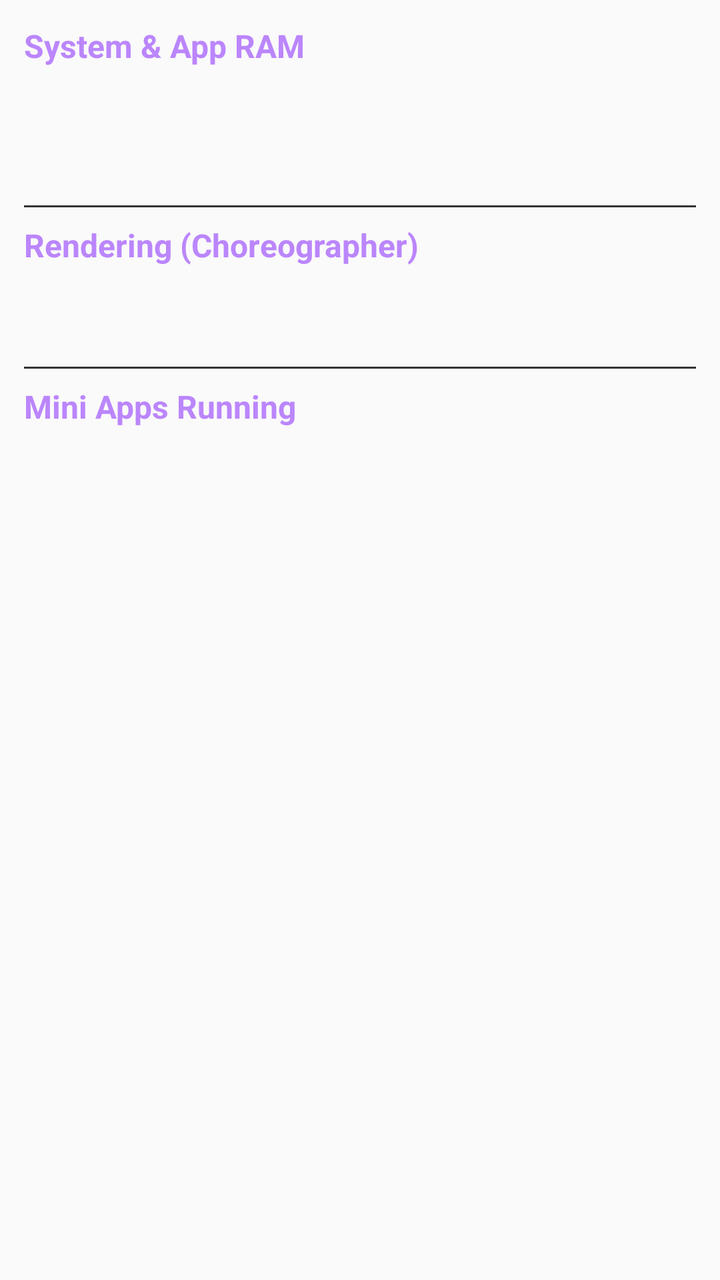
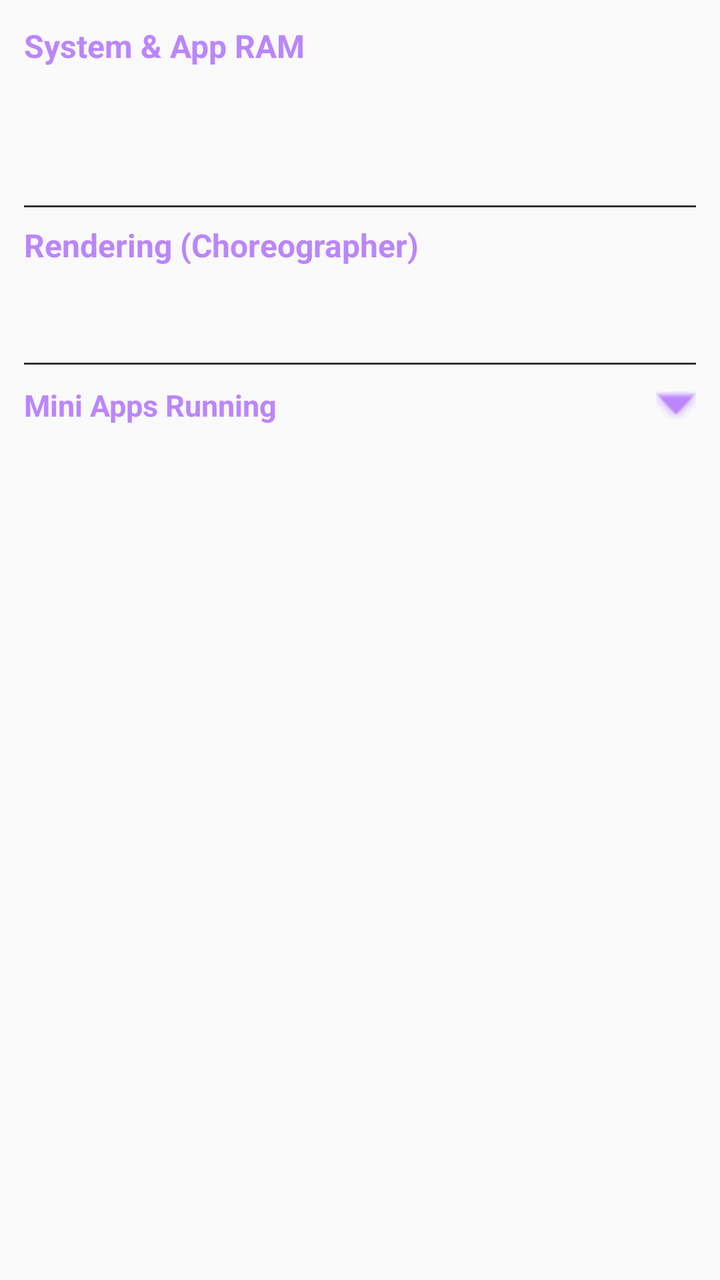

Two renders of the same Android screen: before a commit and after it. Below are the layout's source before the change and the commit's diff.
<!-- AndroidManifest.xml: application theme Theme.LiteReader -->
<!-- res/layout/page_resources_tracker.xml -->
<?xml version="1.0" encoding="utf-8"?>
<LinearLayout xmlns:android="http://schemas.android.com/apk/res/android"
    android:layout_width="match_parent"
    android:layout_height="wrap_content"
    android:orientation="vertical"
    android:padding="12dp">

    <TextView
        android:layout_width="wrap_content"
        android:layout_height="wrap_content"
        android:text="System &amp; App RAM"
        android:textColor="#BB86FC"
        android:textStyle="bold"
        android:textSize="16sp" />

    <TextView
        android:id="@+id/tv_ram_total"
        android:layout_width="wrap_content"
        android:layout_height="wrap_content"
        android:textColor="#FFFFFF"
        android:layout_marginTop="4dp" />

    <TextView
        android:id="@+id/tv_ram_free"
        android:layout_width="wrap_content"
        android:layout_height="wrap_content"
        android:textColor="#FFFFFF" />

    <TextView
        android:id="@+id/tv_ram_app"
        android:layout_width="wrap_content"
        android:layout_height="wrap_content"
        android:textColor="#FFFFFF" />

    <View
        android:layout_width="match_parent"
        android:layout_height="1dp"
        android:background="#333333"
        android:layout_marginVertical="8dp"/>

    <TextView
        android:layout_width="wrap_content"
        android:layout_height="wrap_content"
        android:text="Rendering (Choreographer)"
        android:textColor="#BB86FC"
        android:textStyle="bold"
        android:textSize="16sp" />

    <TextView
        android:id="@+id/tv_fps"
        android:layout_width="wrap_content"
        android:layout_height="wrap_content"
        android:textColor="#03DAC6"
        android:textStyle="bold"
        android:layout_marginTop="4dp" />

    <TextView
        android:id="@+id/tv_total_frames"
        android:layout_width="wrap_content"
        android:layout_height="wrap_content"
        android:textColor="#FFFFFF" />

    <View
        android:layout_width="match_parent"
        android:layout_height="1dp"
        android:background="#333333"
        android:layout_marginVertical="8dp"/>

    <TextView
        android:layout_width="wrap_content"
        android:layout_height="wrap_content"
        android:text="Mini Apps Running"
        android:textColor="#BB86FC"
        android:textStyle="bold"
        android:textSize="16sp" />

    <androidx.recyclerview.widget.RecyclerView
        android:id="@+id/rv_mini_apps"
        android:layout_width="match_parent"
        android:layout_height="wrap_content"
        android:nestedScrollingEnabled="false"
        android:layout_marginTop="4dp" />

</LinearLayout>
<!-- resources referenced by this layout -->
<resources>
  <style name="Theme.LiteReader" parent="android:Theme.Material.Light.NoActionBar" />
</resources>

<!-- the commit's change to res/layout/page_resources_tracker.xml (unified diff, before → after) -->
@@ -64,21 +64,44 @@
         android:layout_width="match_parent"
         android:layout_height="1dp"
         android:background="#333333"
-        android:layout_marginVertical="8dp"/>
+        android:layout_marginVertical="6dp"/>
 
-    <TextView
-        android:layout_width="wrap_content"
+    <LinearLayout
+        android:id="@+id/ll_mini_apps_header"
+        android:layout_width="match_parent"
         android:layout_height="wrap_content"
-        android:text="Mini Apps Running"
-        android:textColor="#BB86FC"
-        android:textStyle="bold"
-        android:textSize="16sp" />
+        android:orientation="horizontal"
+        android:gravity="center_vertical"
+        android:clickable="true"
+        android:focusable="true"
+        android:background="?android:attr/selectableItemBackground"
+        android:paddingVertical="4dp">
+
+        <TextView
+            android:id="@+id/tv_mini_apps_title"
+            android:layout_width="0dp"
+            android:layout_height="wrap_content"
+            android:layout_weight="1"
+            android:text="Mini Apps Running"
+            android:textColor="#BB86FC"
+            android:textStyle="bold"
+            android:textSize="15sp" />
+
+        <ImageView
+            android:id="@+id/iv_mini_apps_toggle"
+            android:layout_width="20dp"
+            android:layout_height="20dp"
+            android:src="@android:drawable/arrow_down_float"
+            android:tint="#BB86FC"
+            android:contentDescription="Toggle Mini Apps" />
+    </LinearLayout>
 
     <androidx.recyclerview.widget.RecyclerView
         android:id="@+id/rv_mini_apps"
         android:layout_width="match_parent"
         android:layout_height="wrap_content"
         android:nestedScrollingEnabled="false"
-        android:layout_marginTop="4dp" />
+        android:layout_marginTop="2dp"
+        android:visibility="gone" />
 
 </LinearLayout>
